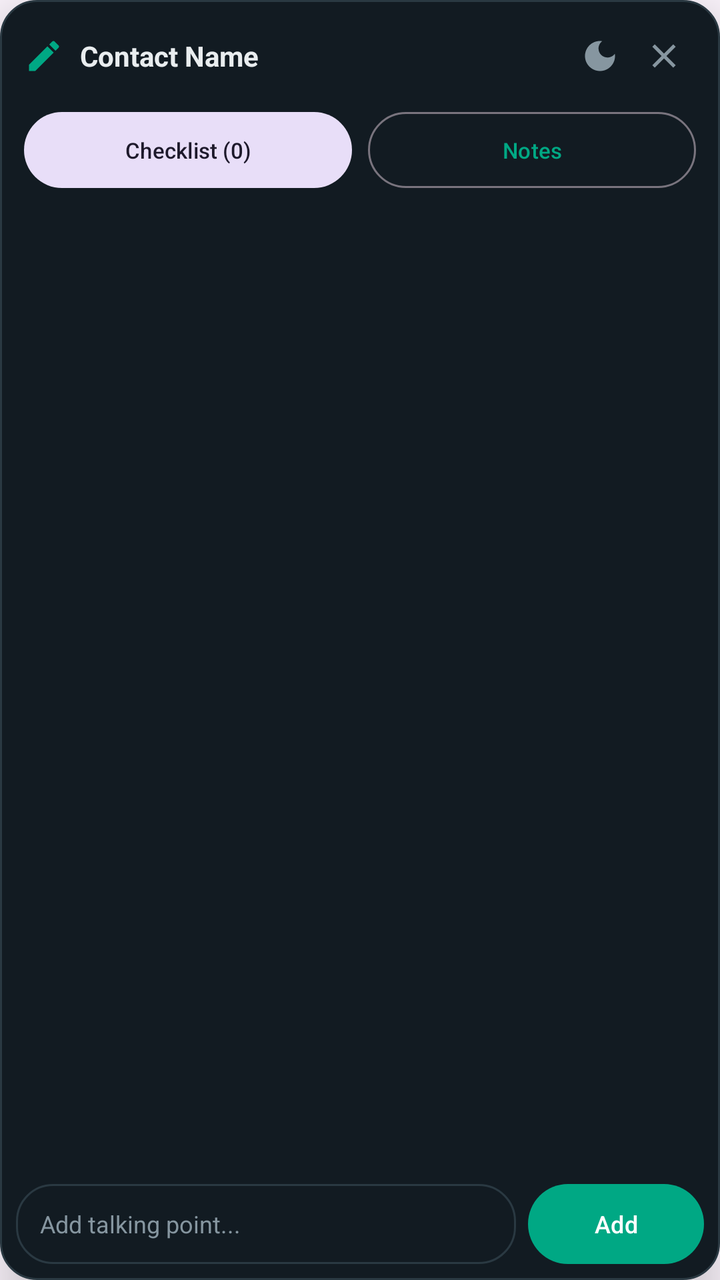
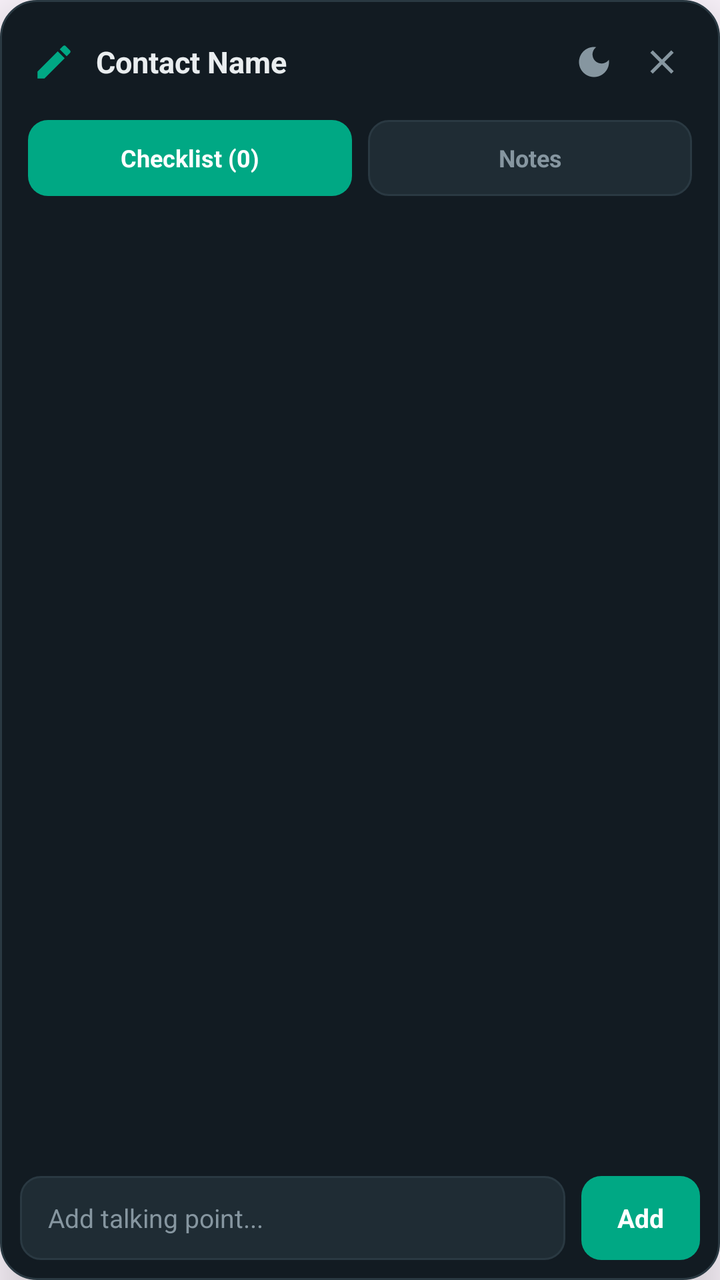

Before-and-after screenshots of an Android layout around one commit, followed by the original layout XML and the change that was made.
<!-- AndroidManifest.xml: application theme Theme.ChatNotes -->
<!-- res/layout/layout_floating_scratchpad.xml -->
<?xml version="1.0" encoding="utf-8"?>
<LinearLayout xmlns:android="http://schemas.android.com/apk/res/android"
    xmlns:app="http://schemas.android.com/apk/res-auto"
    android:id="@+id/scratchpadContainer"
    android:layout_width="320dp"
    android:layout_height="440dp"
    android:background="@drawable/bg_scratchpad_card_dark"
    android:elevation="16dp"
    android:orientation="vertical">

    
    <LinearLayout
        android:id="@+id/headerLayout"
        android:layout_width="match_parent"
        android:layout_height="wrap_content"
        android:gravity="center_vertical"
        android:orientation="horizontal"
        android:padding="12dp">

        <ImageView
            android:layout_width="20dp"
            android:layout_height="20dp"
            android:src="@drawable/ic_note"
            app:tint="@color/primary" />

        <TextView
            android:id="@+id/tvContactName"
            android:layout_width="0dp"
            android:layout_height="wrap_content"
            android:layout_marginStart="8dp"
            android:layout_weight="1"
            android:ellipsize="end"
            android:maxLines="1"
            android:text="Contact Name"
            android:textColor="@color/text_primary_dark"
            android:textSize="14sp"
            android:textStyle="bold" />

        
        <ImageView
            android:id="@+id/btnToggleTheme"
            android:layout_width="32dp"
            android:layout_height="32dp"
            android:background="?android:selectableItemBackgroundBorderless"
            android:padding="6dp"
            android:src="@drawable/ic_theme"
            app:tint="@color/text_secondary_dark" />

        
        <ImageView
            android:id="@+id/btnCloseScratchpad"
            android:layout_width="32dp"
            android:layout_height="32dp"
            android:background="?android:selectableItemBackgroundBorderless"
            android:padding="6dp"
            android:src="@drawable/ic_close"
            app:tint="@color/text_secondary_dark" />
    </LinearLayout>

    
    <LinearLayout
        android:id="@+id/tabBarLayout"
        android:layout_width="match_parent"
        android:layout_height="38dp"
        android:layout_marginStart="12dp"
        android:layout_marginEnd="12dp"
        android:layout_marginBottom="8dp"
        android:gravity="center"
        android:orientation="horizontal">

        <Button
            android:id="@+id/btnTabChecklist"
            style="@style/Widget.Material3.Button.TonalButton"
            android:layout_width="0dp"
            android:layout_height="match_parent"
            android:layout_marginEnd="4dp"
            android:layout_weight="1"
            android:insetTop="0dp"
            android:insetBottom="0dp"
            android:padding="0dp"
            android:text="Checklist (0)"
            android:textSize="11sp" />

        <Button
            android:id="@+id/btnTabNotes"
            style="@style/Widget.Material3.Button.OutlinedButton"
            android:layout_width="0dp"
            android:layout_height="match_parent"
            android:layout_marginStart="4dp"
            android:layout_weight="1"
            android:insetTop="0dp"
            android:insetBottom="0dp"
            android:padding="0dp"
            android:text="Notes"
            android:textSize="11sp" />
    </LinearLayout>

    
    <LinearLayout
        android:id="@+id/layoutChecklistSection"
        android:layout_width="match_parent"
        android:layout_height="0dp"
        android:layout_weight="1"
        android:orientation="vertical">

        <androidx.recyclerview.widget.RecyclerView
            android:id="@+id/rvChecklist"
            android:layout_width="match_parent"
            android:layout_height="0dp"
            android:layout_weight="1"
            android:paddingStart="12dp"
            android:paddingEnd="12dp" />

        <TextView
            android:id="@+id/tvEmptyChecklist"
            android:layout_width="match_parent"
            android:layout_height="0dp"
            android:layout_weight="1"
            android:gravity="center"
            android:text="No checklist items yet.\nAdd talking points below!"
            android:textColor="@color/text_secondary_dark"
            android:textSize="12sp"
            android:visibility="gone" />

        
        <LinearLayout
            android:id="@+id/inputBarLayout"
            android:layout_width="match_parent"
            android:layout_height="wrap_content"
            android:gravity="center_vertical"
            android:orientation="horizontal"
            android:padding="8dp">

            <EditText
                android:id="@+id/etNewChecklistItem"
                android:layout_width="0dp"
                android:layout_height="40dp"
                android:layout_weight="1"
                android:background="@drawable/bg_scratchpad_card_dark"
                android:hint="Add talking point..."
                android:imeOptions="actionDone"
                android:inputType="textCapSentences"
                android:paddingStart="12dp"
                android:paddingEnd="12dp"
                android:textColor="@color/text_primary_dark"
                android:textColorHint="@color/text_secondary_dark"
                android:textSize="12sp" />

            <Button
                android:id="@+id/btnAddChecklistItem"
                style="@style/Widget.Material3.Button"
                android:layout_width="wrap_content"
                android:layout_height="40dp"
                android:layout_marginStart="6dp"
                android:insetTop="0dp"
                android:insetBottom="0dp"
                android:text="Add"
                android:textSize="12sp" />
        </LinearLayout>
    </LinearLayout>

    
    <LinearLayout
        android:id="@+id/layoutNotesSection"
        android:layout_width="match_parent"
        android:layout_height="0dp"
        android:layout_weight="1"
        android:orientation="vertical"
        android:visibility="gone">

        <EditText
            android:id="@+id/etFreeformNotes"
            android:layout_width="match_parent"
            android:layout_height="0dp"
            android:layout_weight="1"
            android:background="@null"
            android:gravity="top|start"
            android:hint="Write general notes, addresses, memos, or thoughts about this contact..."
            android:padding="12dp"
            android:textColor="@color/text_primary_dark"
            android:textColorHint="@color/text_secondary_dark"
            android:textSize="13sp" />

        <LinearLayout
            android:layout_width="match_parent"
            android:layout_height="wrap_content"
            android:orientation="horizontal"
            android:paddingStart="12dp"
            android:paddingEnd="12dp"
            android:paddingBottom="8dp">

            <TextView
                android:id="@+id/tvAutoSaveIndicator"
                android:layout_width="0dp"
                android:layout_height="wrap_content"
                android:layout_weight="1"
                android:text="✓ Saved locally"
                android:textColor="@color/primary"
                android:textSize="11sp" />

            <TextView
                android:id="@+id/tvNotesCharCount"
                android:layout_width="wrap_content"
                android:layout_height="wrap_content"
                android:text="0 characters"
                android:textColor="@color/text_secondary_dark"
                android:textSize="11sp" />
        </LinearLayout>
    </LinearLayout>

</LinearLayout>
<!-- resources referenced by this layout -->
<resources>
  <color name="primary">#00A884</color>
  <color name="text_primary_dark">#E9EDEF</color>
  <color name="text_secondary_dark">#8696A0</color>
  <!-- drawable bg_scratchpad_card_dark (drawable) -->
  <?xml version="1.0" encoding="utf-8"?>
  <shape xmlns:android="http://schemas.android.com/apk/res/android"
      android:shape="rectangle">
      <solid android:color="@color/surface_dark" />
      <corners android:radius="18dp" />
      <stroke android:width="1dp" android:color="@color/border_dark" />
  </shape>
  <!-- drawable ic_close (drawable) -->
  <vector xmlns:android="http://schemas.android.com/apk/res/android"
      android:width="24dp"
      android:height="24dp"
      android:viewportWidth="24"
      android:viewportHeight="24">
      <path
          android:fillColor="#FFFFFFFF"
          android:pathData="M19,6.41L17.59,5 12,10.59 6.41,5 5,6.41 10.59,12 5,17.59 6.41,19 12,13.41 17.59,19 19,17.59 13.41,12z"/>
  </vector>
  <!-- drawable ic_note (drawable) -->
  <vector xmlns:android="http://schemas.android.com/apk/res/android"
      android:width="24dp"
      android:height="24dp"
      android:viewportWidth="24"
      android:viewportHeight="24">
      <path
          android:fillColor="#FFFFFFFF"
          android:pathData="M3,17.25V21h3.75L17.81,9.94l-3.75,-3.75L3,17.25zM20.71,7.04c0.39,-0.39 0.39,-1.02 0,-1.41l-2.34,-2.34c-0.39,-0.39 -1.02,-0.39 -1.41,0l-1.83,1.83 3.75,3.75 1.83,-1.83z"/>
  </vector>
  <style name="Theme.ChatNotes" parent="Theme.Material3.DayNight.NoActionBar">
          <item name="colorPrimary">@color/primary</item>
          <item name="colorSecondary">@color/accent</item>
          <item name="android:statusBarColor">@color/surface_light</item>
          <item name="android:windowLightStatusBar">true</item>
      </style>
  <color name="surface_dark">#121B22</color>
  <color name="border_dark">#2A3942</color>
  <color name="accent">#25D366</color>
  <color name="surface_light">#FFFFFF</color>
  <!-- unchanged entries left out for length: 1 -->
</resources>

<!-- the commit's change to res/layout/layout_floating_scratchpad.xml (unified diff, before → after) -->
@@ -2,10 +2,10 @@
 <LinearLayout xmlns:android="http://schemas.android.com/apk/res/android"
     xmlns:app="http://schemas.android.com/apk/res-auto"
     android:id="@+id/scratchpadContainer"
-    android:layout_width="320dp"
-    android:layout_height="440dp"
+    android:layout_width="330dp"
+    android:layout_height="460dp"
     android:background="@drawable/bg_scratchpad_card_dark"
-    android:elevation="16dp"
+    android:elevation="18dp"
     android:orientation="vertical">
 
     
@@ -15,11 +15,15 @@
         android:layout_height="wrap_content"
         android:gravity="center_vertical"
         android:orientation="horizontal"
-        android:padding="12dp">
+        android:paddingStart="16dp"
+        android:paddingTop="14dp"
+        android:paddingEnd="12dp"
+        android:paddingBottom="12dp">
 
         <ImageView
-            android:layout_width="20dp"
-            android:layout_height="20dp"
+            android:id="@+id/ivHeaderIcon"
+            android:layout_width="22dp"
+            android:layout_height="22dp"
             android:src="@drawable/ic_note"
             app:tint="@color/primary" />
 
@@ -27,32 +31,32 @@
             android:id="@+id/tvContactName"
             android:layout_width="0dp"
             android:layout_height="wrap_content"
-            android:layout_marginStart="8dp"
+            android:layout_marginStart="10dp"
             android:layout_weight="1"
             android:ellipsize="end"
             android:maxLines="1"
             android:text="Contact Name"
             android:textColor="@color/text_primary_dark"
-            android:textSize="14sp"
+            android:textSize="15sp"
             android:textStyle="bold" />
 
         
         <ImageView
             android:id="@+id/btnToggleTheme"
-            android:layout_width="32dp"
-            android:layout_height="32dp"
+            android:layout_width="34dp"
+            android:layout_height="34dp"
             android:background="?android:selectableItemBackgroundBorderless"
-            android:padding="6dp"
+            android:padding="7dp"
             android:src="@drawable/ic_theme"
             app:tint="@color/text_secondary_dark" />
 
         
         <ImageView
             android:id="@+id/btnCloseScratchpad"
-            android:layout_width="32dp"
-            android:layout_height="32dp"
+            android:layout_width="34dp"
+            android:layout_height="34dp"
             android:background="?android:selectableItemBackgroundBorderless"
-            android:padding="6dp"
+            android:padding="7dp"
             android:src="@drawable/ic_close"
             app:tint="@color/text_secondary_dark" />
     </LinearLayout>
@@ -62,150 +66,169 @@
         android:id="@+id/tabBarLayout"
         android:layout_width="match_parent"
         android:layout_height="38dp"
-        android:layout_marginStart="12dp"
-        android:layout_marginEnd="12dp"
-        android:layout_marginBottom="8dp"
+        android:layout_marginStart="14dp"
+        android:layout_marginEnd="14dp"
+        android:layout_marginBottom="10dp"
         android:gravity="center"
         android:orientation="horizontal">
 
-        <Button
+        <TextView
             android:id="@+id/btnTabChecklist"
-            style="@style/Widget.Material3.Button.TonalButton"
             android:layout_width="0dp"
             android:layout_height="match_parent"
             android:layout_marginEnd="4dp"
             android:layout_weight="1"
-            android:insetTop="0dp"
-            android:insetBottom="0dp"
-            android:padding="0dp"
+            android:background="@drawable/bg_tab_pill_active"
+            android:clickable="true"
+            android:focusable="true"
+            android:gravity="center"
             android:text="Checklist (0)"
-            android:textSize="11sp" />
-
-        <Button
+            android:textColor="#FFFFFF"
+            android:textSize="12sp"
+            android:textStyle="bold" />
+
+        <TextView
             android:id="@+id/btnTabNotes"
-            style="@style/Widget.Material3.Button.OutlinedButton"
             android:layout_width="0dp"
             android:layout_height="match_parent"
             android:layout_marginStart="4dp"
             android:layout_weight="1"
-            android:insetTop="0dp"
-            android:insetBottom="0dp"
-            android:padding="0dp"
+            android:background="@drawable/bg_tab_pill_inactive_dark"
+            android:clickable="true"
+            android:focusable="true"
+            android:gravity="center"
             android:text="Notes"
-            android:textSize="11sp" />
+            android:textColor="@color/text_secondary_dark"
+            android:textSize="12sp"
+            android:textStyle="bold" />
     </LinearLayout>
 
     
-    <LinearLayout
-        android:id="@+id/layoutChecklistSection"
+    <FrameLayout
         android:layout_width="match_parent"
         android:layout_height="0dp"
-        android:layout_weight="1"
-        android:orientation="vertical">
-
-        <androidx.recyclerview.widget.RecyclerView
-            android:id="@+id/rvChecklist"
+        android:layout_weight="1">
+
+        
+        <LinearLayout
+            android:id="@+id/layoutChecklistSection"
             android:layout_width="match_parent"
-            android:layout_height="0dp"
-            android:layout_weight="1"
-            android:paddingStart="12dp"
-            android:paddingEnd="12dp" />
-
-        <TextView
-            android:id="@+id/tvEmptyChecklist"
+            android:layout_height="match_parent"
+            android:orientation="vertical">
+
+            <androidx.recyclerview.widget.RecyclerView
+                android:id="@+id/rvChecklist"
+                android:layout_width="match_parent"
+                android:layout_height="0dp"
+                android:layout_weight="1"
+                android:overScrollMode="never"
+                android:paddingStart="14dp"
+                android:paddingEnd="14dp" />
+
+            <TextView
+                android:id="@+id/tvEmptyChecklist"
+                android:layout_width="match_parent"
+                android:layout_height="0dp"
+                android:layout_weight="1"
+                android:gravity="center"
+                android:lineSpacingExtra="4dp"
+                android:text="No points yet.\nType below to add talking points!"
+                android:textColor="@color/text_secondary_dark"
+                android:textSize="13sp"
+                android:visibility="gone" />
+
+            
+            <LinearLayout
+                android:id="@+id/inputBarLayout"
+                android:layout_width="match_parent"
+                android:layout_height="wrap_content"
+                android:gravity="center_vertical"
+                android:orientation="horizontal"
+                android:padding="10dp">
+
+                <EditText
+                    android:id="@+id/etNewChecklistItem"
+                    android:layout_width="0dp"
+                    android:layout_height="42dp"
+                    android:layout_weight="1"
+                    android:background="@drawable/bg_tab_pill_inactive_dark"
+                    android:hint="Add talking point..."
+                    android:imeOptions="actionDone"
+                    android:inputType="textCapSentences"
+                    android:paddingStart="14dp"
+                    android:paddingEnd="14dp"
+                    android:textColor="@color/text_primary_dark"
+                    android:textColorHint="@color/text_secondary_dark"
+                    android:textSize="13sp" />
+
+                <TextView
+                    android:id="@+id/btnAddChecklistItem"
+                    android:layout_width="wrap_content"
+                    android:layout_height="42dp"
+                    android:layout_marginStart="8dp"
+                    android:background="@drawable/bg_add_btn"
+                    android:clickable="true"
+                    android:focusable="true"
+                    android:gravity="center"
+                    android:paddingStart="18dp"
+                    android:paddingEnd="18dp"
+                    android:text="Add"
+                    android:textColor="#FFFFFF"
+                    android:textSize="13sp"
+                    android:textStyle="bold" />
+            </LinearLayout>
+        </LinearLayout>
+
+        
+        <LinearLayout
+            android:id="@+id/layoutNotesSection"
             android:layout_width="match_parent"
-            android:layout_height="0dp"
-            android:layout_weight="1"
-            android:gravity="center"
-            android:text="No checklist items yet.\nAdd talking points below!"
-            android:textColor="@color/text_secondary_dark"
-            android:textSize="12sp"
-            android:visibility="gone" />
-
-        
-        <LinearLayout
-            android:id="@+id/inputBarLayout"
-            android:layout_width="match_parent"
-            android:layout_height="wrap_content"
-            android:gravity="center_vertical"
-            android:orientation="horizontal"
-            android:padding="8dp">
+            android:layout_height="match_parent"
+            android:orientation="vertical"
+            android:visibility="gone">
 
             <EditText
-                android:id="@+id/etNewChecklistItem"
-                android:layout_width="0dp"
-                android:layout_height="40dp"
+                android:id="@+id/etFreeformNotes"
+                android:layout_width="match_parent"
+                android:layout_height="0dp"
                 android:layout_weight="1"
-                android:background="@drawable/bg_scratchpad_card_dark"
-                android:hint="Add talking point..."
-                android:imeOptions="actionDone"
-                android:inputType="textCapSentences"
-                android:paddingStart="12dp"
-                android:paddingEnd="12dp"
+                android:background="@null"
+                android:gravity="top|start"
+                android:hint="Write general notes, addresses, memos, or thoughts about this contact..."
+                android:lineSpacingExtra="3dp"
+                android:padding="16dp"
                 android:textColor="@color/text_primary_dark"
                 android:textColorHint="@color/text_secondary_dark"
-                android:textSize="12sp" />
-
-            <Button
-                android:id="@+id/btnAddChecklistItem"
-                style="@style/Widget.Material3.Button"
-                android:layout_width="wrap_content"
-                android:layout_height="40dp"
-                android:layout_marginStart="6dp"
-                android:insetTop="0dp"
-                android:insetBottom="0dp"
-                android:text="Add"
-                android:textSize="12sp" />
+                android:textSize="13.5sp" />
+
+            <LinearLayout
+                android:id="@+id/notesFooterBar"
+                android:layout_width="match_parent"
+                android:layout_height="wrap_content"
+                android:orientation="horizontal"
+                android:paddingStart="16dp"
+                android:paddingEnd="16dp"
+                android:paddingBottom="10dp">
+
+                <TextView
+                    android:id="@+id/tvAutoSaveIndicator"
+                    android:layout_width="0dp"
+                    android:layout_height="wrap_content"
+                    android:layout_weight="1"
+                    android:text="✓ Saved locally"
+                    android:textColor="@color/primary"
+                    android:textSize="11sp" />
+
+                <TextView
+                    android:id="@+id/tvNotesCharCount"
+                    android:layout_width="wrap_content"
+                    android:layout_height="wrap_content"
+                    android:text="0 characters"
+                    android:textColor="@color/text_secondary_dark"
+                    android:textSize="11sp" />
+            </LinearLayout>
         </LinearLayout>
-    </LinearLayout>
-
-    
-    <LinearLayout
-        android:id="@+id/layoutNotesSection"
-        android:layout_width="match_parent"
-        android:layout_height="0dp"
-        android:layout_weight="1"
-        android:orientation="vertical"
-        android:visibility="gone">
-
-        <EditText
-            android:id="@+id/etFreeformNotes"
-            android:layout_width="match_parent"
-            android:layout_height="0dp"
-            android:layout_weight="1"
-            android:background="@null"
-            android:gravity="top|start"
-            android:hint="Write general notes, addresses, memos, or thoughts about this contact..."
-            android:padding="12dp"
-            android:textColor="@color/text_primary_dark"
-            android:textColorHint="@color/text_secondary_dark"
-            android:textSize="13sp" />
-
-        <LinearLayout
-            android:layout_width="match_parent"
-            android:layout_height="wrap_content"
-            android:orientation="horizontal"
-            android:paddingStart="12dp"
-            android:paddingEnd="12dp"
-            android:paddingBottom="8dp">
-
-            <TextView
-                android:id="@+id/tvAutoSaveIndicator"
-                android:layout_width="0dp"
-                android:layout_height="wrap_content"
-                android:layout_weight="1"
-                android:text="✓ Saved locally"
-                android:textColor="@color/primary"
-                android:textSize="11sp" />
-
-            <TextView
-                android:id="@+id/tvNotesCharCount"
-                android:layout_width="wrap_content"
-                android:layout_height="wrap_content"
-                android:text="0 characters"
-                android:textColor="@color/text_secondary_dark"
-                android:textSize="11sp" />
-        </LinearLayout>
-    </LinearLayout>
+
+    </FrameLayout>
 
 </LinearLayout>
<!-- resource entries referenced after the edit -->
@@ -3,6 +3,17 @@
   <color name="primary">#00A884</color>
   <color name="text_primary_dark">#E9EDEF</color>
   <color name="text_secondary_dark">#8696A0</color>
+  <!-- drawable bg_add_btn (drawable) -->
+  <?xml version="1.0" encoding="utf-8"?>
+  <ripple xmlns:android="http://schemas.android.com/apk/res/android"
+      android:color="#40FFFFFF">
+      <item>
+          <shape android:shape="rectangle">
+              <solid android:color="@color/primary" />
+              <corners android:radius="10dp" />
+          </shape>
+      </item>
+  </ripple>
   <!-- drawable bg_scratchpad_card_dark (drawable) -->
   <?xml version="1.0" encoding="utf-8"?>
   <shape xmlns:android="http://schemas.android.com/apk/res/android"
@@ -10,6 +21,21 @@
       <solid android:color="@color/surface_dark" />
       <corners android:radius="18dp" />
       <stroke android:width="1dp" android:color="@color/border_dark" />
+  </shape>
+  <!-- drawable bg_tab_pill_active (drawable) -->
+  <?xml version="1.0" encoding="utf-8"?>
+  <shape xmlns:android="http://schemas.android.com/apk/res/android"
+      android:shape="rectangle">
+      <solid android:color="@color/primary" />
+      <corners android:radius="10dp" />
+  </shape>
+  <!-- drawable bg_tab_pill_inactive_dark (drawable) -->
+  <?xml version="1.0" encoding="utf-8"?>
+  <shape xmlns:android="http://schemas.android.com/apk/res/android"
+      android:shape="rectangle">
+      <solid android:color="#1F2C34" />
+      <corners android:radius="10dp" />
+      <stroke android:width="1dp" android:color="#2A3942" />
   </shape>
   <!-- drawable ic_close (drawable) -->
   <vector xmlns:android="http://schemas.android.com/apk/res/android"
@@ -33,14 +59,29 @@
   </vector>
   <style name="Theme.ChatNotes" parent="Theme.Material3.DayNight.NoActionBar">
           <item name="colorPrimary">@color/primary</item>
-          <item name="colorSecondary">@color/accent</item>
+          <item name="colorOnPrimary">#FFFFFF</item>
+          <item name="colorPrimaryContainer">#E0F2E9</item>
+          <item name="colorOnPrimaryContainer">#00382C</item>
+  
+          <item name="colorSecondary">@color/primary_dark</item>
+          <item name="colorOnSecondary">#FFFFFF</item>
+          <item name="colorSecondaryContainer">#E8F5E9</item>
+          <item name="colorOnSecondaryContainer">#00382C</item>
+  
+          <item name="colorSurface">@color/surface_light</item>
+          <item name="colorOnSurface">@color/text_primary_light</item>
+          <item name="colorSurfaceVariant">#F0F2F5</item>
+          <item name="colorOnSurfaceVariant">@color/text_secondary_light</item>
+  
           <item name="android:statusBarColor">@color/surface_light</item>
           <item name="android:windowLightStatusBar">true</item>
       </style>
   <color name="surface_dark">#121B22</color>
   <color name="border_dark">#2A3942</color>
-  <color name="accent">#25D366</color>
+  <color name="primary_dark">#008069</color>
   <color name="surface_light">#FFFFFF</color>
+  <color name="text_primary_light">#111B21</color>
+  <color name="text_secondary_light">#667781</color>
   <!-- unchanged entries left out for length: 1 -->
 </resources>
 
